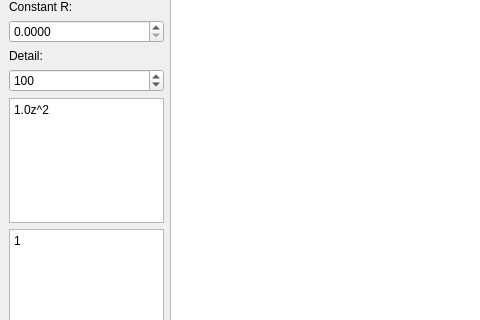
This is front.ui in KeyboardWarriorPL/FractalCPP as Qt 5 draws it before an edit; both pictures show x 0 to 480 and y 253 to 573 of the 800 by 697 pixel window. The edited form follows.
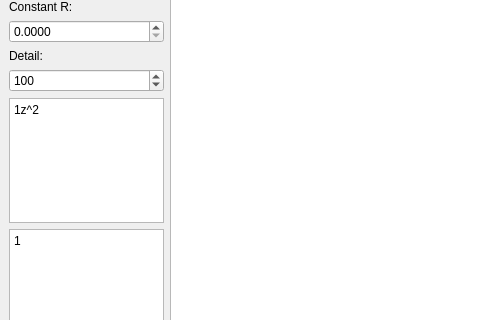
This is the edited form.

```diff
--- a/front.ui
+++ b/front.ui
@@ -202,7 +202,7 @@
          </size>
         </property>
         <property name="plainText">
-         <string>1.0z^2</string>
+         <string>1z^2</string>
         </property>
        </widget>
       </item>
```
